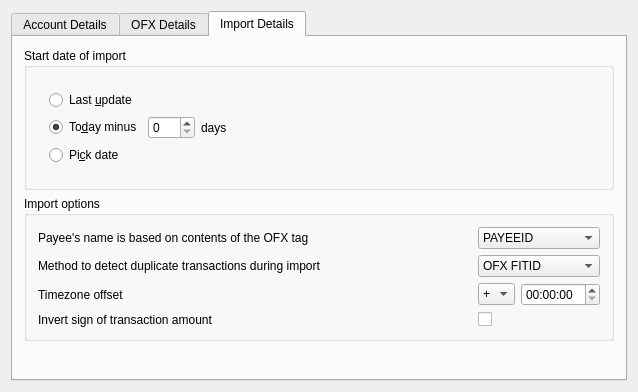
KDE/kmymoney, file kmymoney/plugins/ofx/import/dialogs/konlinebankingstatusdecl.ui: the form before one commit.
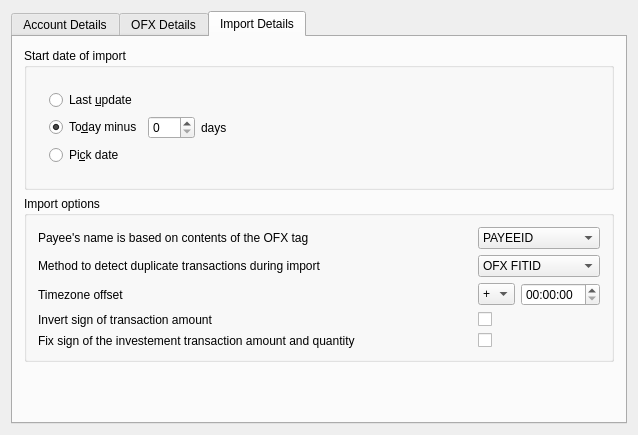
The form after the commit. The open tabs and pages were chosen to show the change. Custom widgets are drawn as their Qt base class.

Commit message:
Add option to enable fixing of the buy/sell signs
Some providers do not follow the OFX spec and do not assign the correct
positive/negative signage to amount (TOTALs) and quantity (UNITs)
values assosciated with BUY/SELL investment transactions (see OFX2.2,
section 13.3.3). This change adds option to OFX import dialog and
account's online settings to force the signage to follow the the spec.

GUI:

Patch:
```diff
--- a/kmymoney/plugins/ofx/import/dialogs/konlinebankingstatusdecl.ui
+++ b/kmymoney/plugins/ofx/import/dialogs/konlinebankingstatusdecl.ui
@@ -7,7 +7,7 @@
     <x>0</x>
     <y>0</y>
     <width>638</width>
-    <height>392</height>
+    <height>435</height>
    </rect>
   </property>
   <layout class="QVBoxLayout" name="verticalLayout_5">
@@ -383,7 +383,7 @@
          <property name="title">
           <string>Import options</string>
          </property>
-         <layout class="QGridLayout" name="gridLayout_3" rowstretch="2,0,0,0">
+         <layout class="QGridLayout" name="gridLayout_3" rowstretch="2,0,0,0,0">
           <item row="0" column="1">
            <widget class="QComboBox" name="m_preferredPayee">
             <item>
@@ -485,6 +485,23 @@
             </property>
            </widget>
           </item>
+          <item row="4" column="0">
+           <widget class="QLabel" name="label_4">
+            <property name="text">
+             <string>Fix sign of the investement transaction amount and quantity</string>
+            </property>
+           </widget>
+          </item>
+          <item row="4" column="1">
+           <widget class="QCheckBox" name="m_fixBuySellSignage">
+            <property name="toolTip">
+             <string>&lt;html&gt;&lt;head/&gt;&lt;body&gt;&lt;p&gt;Check this if the investment transactions after importing have incorrect Buy/Sell type assigned, which may be caused by your institution not applying the correct negative/positive sign to the share amount or quantity value.&lt;/p&gt;&lt;/body&gt;&lt;/html&gt;</string>
+            </property>
+            <property name="text">
+             <string/>
+            </property>
+           </widget>
+          </item>
          </layout>
         </widget>
        </item>
```
The commit also changes 3 other files.
